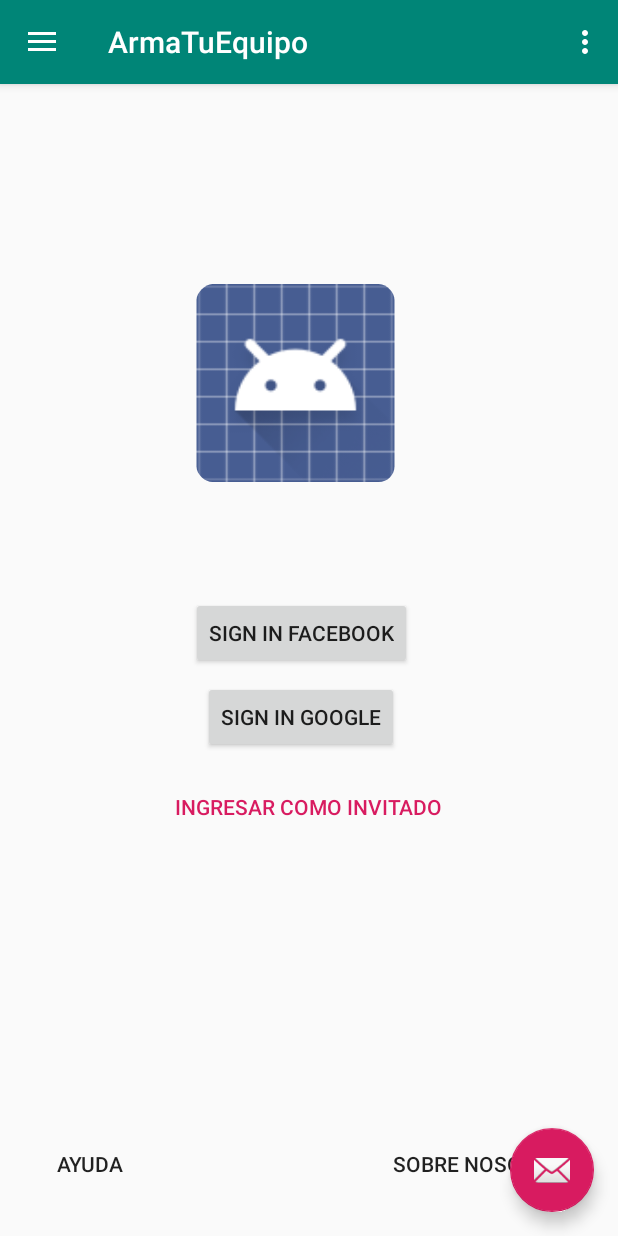
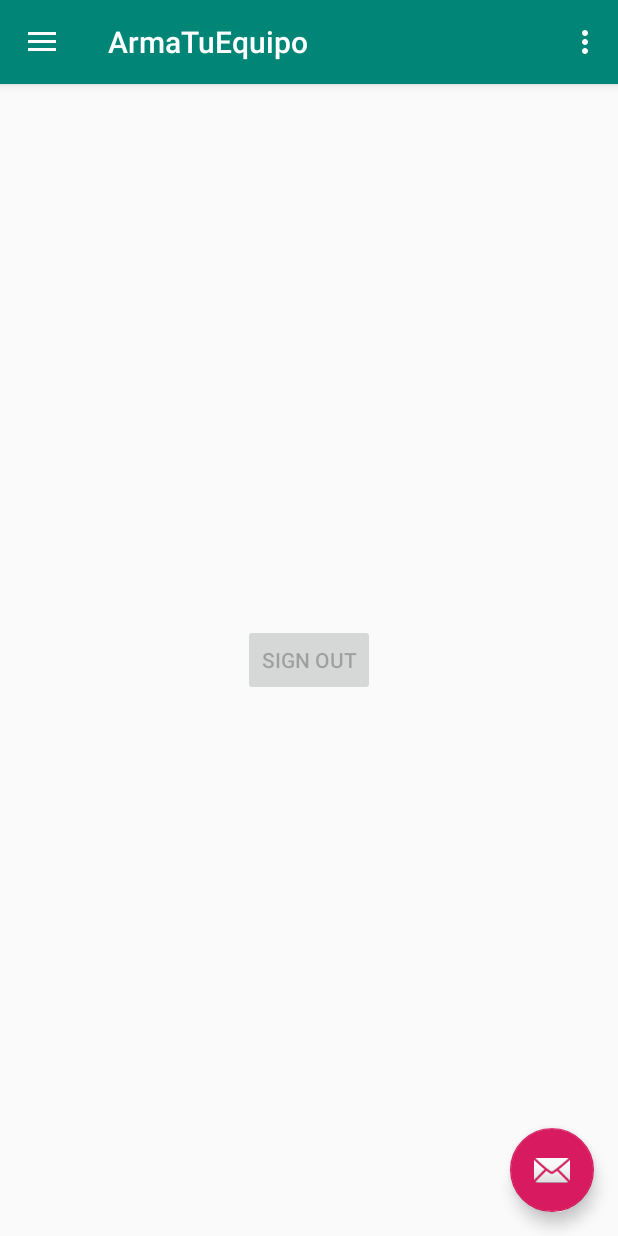
Before and after one commit to dvillarreal1234/ArmaTuEquipo, an Android app: the screen it shows after launch (MainActivity), on a phone screen of 412 x 824 dp. Run offline under Robolectric (Android 15) with nearby library versions, the phone set to English and light mode, and no system bars; our stand-ins replace Firebase (no records; nobody signed in at launch, a user with empty details on screens opened directly); libraries missing offline, so code that uses them is left out: com.facebook, com.facebook.appevents, com.firebase.ui; 2 statements that could not run were skipped.

Commit message:
Hice la autenticación con 4 formas diferentes...la primera con cualquier correo, lo bueno que autentica si es verdadero o no el correo con la contraseña; la segunda con el telefono, te manda un SMS pero no se porque no se manda (hay que ver porque pasa eso si queremos esa forma); la tercera es por Facebook pero no anda, tengo que arreglarlo..en estos dias lo voy hacer; y la última es por una cuenta de Google, que esta anda correcta. Modifique el build.gradle, agregué un archivo en app llamado google-services.json...este se agrega para realizar la autenticación con Firebase, modifiqué el AndroidManifest.xml, también el content_main.xml ubicado en res/layout/ y los archivos strings.xml y styles.xml de res/values/

```diff
--- a/app/src/main/AndroidManifest.xml
+++ b/app/src/main/AndroidManifest.xml
@@ -1,6 +1,8 @@
 <?xml version="1.0" encoding="utf-8"?>
 <manifest xmlns:android="http://schemas.android.com/apk/res/android"
     package="com.ulp.villa.armatuequipo">
+
+    <uses-permission android:name="android.permission.INTERNET"/>
 
     <application
         android:allowBackup="true"
--- a/app/src/main/java/com/ulp/villa/armatuequipo/MainActivity.java
+++ b/app/src/main/java/com/ulp/villa/armatuequipo/MainActivity.java
@@ -1,18 +1,33 @@
 package com.ulp.villa.armatuequipo;
 
+import android.content.Intent;
 import android.os.Bundle;
 
+import com.firebase.ui.auth.AuthUI;
+import com.firebase.ui.auth.IdpResponse;
+import com.google.android.gms.auth.api.signin.GoogleSignInOptions;
+import com.google.android.gms.tasks.OnCompleteListener;
+import com.google.android.gms.tasks.OnFailureListener;
+import com.google.android.gms.tasks.Task;
 import com.google.android.material.floatingactionbutton.FloatingActionButton;
 import com.google.android.material.snackbar.Snackbar;
 
 import android.view.View;
 
+import androidx.annotation.NonNull;
+import androidx.annotation.Nullable;
 import androidx.core.view.GravityCompat;
 import androidx.appcompat.app.ActionBarDrawerToggle;
 
 import android.view.MenuItem;
 
 import com.google.android.material.navigation.NavigationView;
+import com.google.firebase.auth.FirebaseAuth;
+import com.google.firebase.auth.FirebaseUser;
+
+import com.facebook.FacebookSdk;
+import com.facebook.appevents.AppEventsLogger;
+
 
 import androidx.drawerlayout.widget.DrawerLayout;
 
@@ -23,8 +38,14 @@ import android.view.Menu;
 import android.widget.Button;
 import android.widget.Toast;
 
-public class MainActivity extends AppCompatActivity
-        implements NavigationView.OnNavigationItemSelectedListener {
+import java.util.Arrays;
+import java.util.List;
+
+public class MainActivity extends AppCompatActivity implements NavigationView.OnNavigationItemSelectedListener {
+
+    private static final int MY_REQUEST_CODE = 7117;// Any number you want
+    List<AuthUI.IdpConfig> providers;
+    Button btn_sign_out;
 
     @Override
     protected void onCreate(Bundle savedInstanceState) {
@@ -48,46 +69,49 @@ public class MainActivity extends AppCompatActivity
         toggle.syncState();
         navigationView.setNavigationItemSelectedListener(this);
 
-        Button btnFace = (Button) findViewById(R.id.btnFacebook);
-        Button btnGoogle = (Button) findViewById(R.id.btnGoogle);
-        Button btnAyuda = (Button) findViewById(R.id.btnAyuda);
-        Button btnSobreNos = (Button) findViewById(R.id.btnSobreNosotros);
-        Button btnInvitado = (Button) findViewById(R.id.btnInvitado);
 
-        btnFace.setOnClickListener(new View.OnClickListener() {
+        btn_sign_out = (Button) findViewById(R.id.btn_sign_out);
+        btn_sign_out.setOnClickListener(new View.OnClickListener() {
             @Override
             public void onClick(View view) {
-                Toast.makeText(getApplicationContext(),"Login con Face", Toast.LENGTH_SHORT).show();
+                //Logout
+                AuthUI.getInstance()
+                        .signOut(MainActivity.this)
+                        .addOnCompleteListener(new OnCompleteListener<Void>() {
+                            @Override
+                            public void onComplete(@NonNull Task<Void> task) {
+                                btn_sign_out.setEnabled(false);
+                                showSignInOptions();
+                            }
+                        }).addOnFailureListener(new OnFailureListener() {
+                    @Override
+                    public void onFailure(@NonNull Exception e) {
+                        Toast.makeText(MainActivity.this,""+e.getMessage(), Toast.LENGTH_SHORT).show();
+                    }
+                });
             }
         });
 
-        btnGoogle.setOnClickListener(new View.OnClickListener() {
-            @Override
-            public void onClick(View view) {
-                Toast.makeText(getApplicationContext(),"Login con Google", Toast.LENGTH_SHORT).show();
-            }
-        });
 
-        btnAyuda.setOnClickListener(new View.OnClickListener() {
-            @Override
-            public void onClick(View view) {
-                Toast.makeText(getApplicationContext(),"Aiuda", Toast.LENGTH_SHORT).show();
-            }
-        });
+        //Init provider
+        providers = Arrays.asList(
+                new AuthUI.IdpConfig.EmailBuilder().build(), //Email Builder
+                new AuthUI.IdpConfig.PhoneBuilder().build(), //Phone Builder
+                new AuthUI.IdpConfig.FacebookBuilder().build(), //Facebook Builder
+                new AuthUI.IdpConfig.GoogleBuilder().build() //Google Builder
+        );
 
-        btnSobreNos.setOnClickListener(new View.OnClickListener() {
-            @Override
-            public void onClick(View view) {
-                Toast.makeText(getApplicationContext(),"Sobre nosotros", Toast.LENGTH_SHORT).show();
-            }
-        });
+        showSignInOptions();
 
-        btnInvitado.setOnClickListener(new View.OnClickListener() {
-            @Override
-            public void onClick(View view) {
-                Toast.makeText(getApplicationContext(),"Ingresar como invitado", Toast.LENGTH_SHORT).show();
-            }
-        });
+    }
+
+    private void showSignInOptions() {
+        startActivityForResult(
+                AuthUI.getInstance().createSignInIntentBuilder()
+                .setAvailableProviders(providers)
+                .setTheme(R.style.MyTheme)
+                .build(),MY_REQUEST_CODE
+        );
     }
 
     @Override
@@ -146,4 +170,26 @@ public class MainActivity extends AppCompatActivity
         drawer.closeDrawer(GravityCompat.START);
         return true;
     }
+
+    @Override
+    protected void onActivityResult(int requestCode, int resultCode, @Nullable Intent data) {
+        super.onActivityResult(requestCode, resultCode, data);
+        if(requestCode == MY_REQUEST_CODE)
+        {
+            IdpResponse response = IdpResponse.fromResultIntent(data);
+            if(resultCode == RESULT_OK)
+            {
+                //Get User
+                FirebaseUser user = FirebaseAuth.getInstance().getCurrentUser();
+                //Show email on Toast
+                Toast.makeText(this,""+user.getEmail(), Toast.LENGTH_SHORT).show();
+                //Set Button signout
+                btn_sign_out.setEnabled(true);
+            }
+            else
+            {
+                Toast.makeText(this,""+response.getError().getMessage(), Toast.LENGTH_SHORT).show();
+            }
+        }
+    }
 }
--- a/app/src/main/res/layout/content_main.xml
+++ b/app/src/main/res/layout/content_main.xml
@@ -1,100 +1,20 @@
 <?xml version="1.0" encoding="utf-8"?>
-<androidx.constraintlayout.widget.ConstraintLayout xmlns:android="http://schemas.android.com/apk/res/android"
+<RelativeLayout xmlns:android="http://schemas.android.com/apk/res/android"
     xmlns:app="http://schemas.android.com/apk/res-auto"
     xmlns:tools="http://schemas.android.com/tools"
     android:layout_width="match_parent"
     android:layout_height="match_parent"
     app:layout_behavior="@string/appbar_scrolling_view_behavior"
     tools:context=".MainActivity"
-    tools:layout_editor_absoluteY="56dp"
     tools:showIn="@layout/app_bar_main">
-
-    <ImageView
-        android:id="@+id/imageView2"
-        android:layout_width="139dp"
-        android:layout_height="132dp"
-        android:layout_marginTop="8dp"
-        android:layout_marginBottom="8dp"
-        app:layout_constraintBottom_toTopOf="@+id/guideline"
-        app:layout_constraintEnd_toEndOf="parent"
-        app:layout_constraintHorizontal_bias="0.466"
-        app:layout_constraintStart_toStartOf="parent"
-        app:layout_constraintTop_toTopOf="parent"
-        app:srcCompat="@android:drawable/sym_def_app_icon" />
-
-    <androidx.constraintlayout.widget.Guideline
-        android:id="@+id/guideline"
-        android:layout_width="wrap_content"
-        android:layout_height="wrap_content"
-        android:orientation="horizontal"
-        app:layout_constraintGuide_percent="0.5185185" />
 
 
     <Button
-        android:id="@+id/btnFacebook"
+        android:id="@+id/btn_sign_out"
+        android:layout_centerInParent="true"
+        android:enabled="false"
         android:layout_width="wrap_content"
         android:layout_height="wrap_content"
-        android:layout_marginBottom="8dp"
-        android:text="Sign in Facebook"
-        app:layout_constraintBottom_toTopOf="@+id/guideline"
-        app:layout_constraintEnd_toEndOf="parent"
-        app:layout_constraintHorizontal_bias="0.482"
-        app:layout_constraintStart_toStartOf="parent" />
+        android:text="Sign Out" />
 
-    <Button
-        android:id="@+id/btnGoogle"
-        android:layout_width="wrap_content"
-        android:layout_height="wrap_content"
-        android:layout_marginTop="8dp"
-        android:text="Sign In Google"
-        app:layout_constraintEnd_toEndOf="parent"
-        app:layout_constraintHorizontal_bias="0.482"
-        app:layout_constraintStart_toStartOf="parent"
-        app:layout_constraintTop_toBottomOf="@+id/btnFacebook" />
-
-    <Button
-        android:id="@+id/btnInvitado"
-        style="@style/Widget.AppCompat.Button.Borderless.Colored"
-        android:layout_width="wrap_content"
-        android:layout_height="wrap_content"
-        android:layout_marginTop="60dp"
-        android:text="Ingresar como Invitado"
-        app:layout_constraintEnd_toEndOf="parent"
-        app:layout_constraintHorizontal_bias="0.498"
-        app:layout_constraintStart_toStartOf="parent"
-        app:layout_constraintTop_toTopOf="@+id/btnGoogle" />
-
-    <androidx.constraintlayout.widget.Guideline
-        android:id="@+id/guideline2"
-        android:layout_width="wrap_content"
-        android:layout_height="wrap_content"
-        android:backgroundTint="#00000000"
-        android:orientation="horizontal"
-        android:visibility="visible"
-        app:layout_constraintGuide_percent="0.87" />
-
-    <Button
-        android:id="@+id/btnAyuda"
-        style="@style/Widget.AppCompat.Button.Borderless"
-        android:layout_width="wrap_content"
-        android:layout_height="wrap_content"
-        android:layout_marginEnd="8dp"
-        android:layout_marginBottom="24dp"
-        android:text="Ayuda"
-        app:layout_constraintBottom_toBottomOf="parent"
-        app:layout_constraintEnd_toStartOf="@+id/btnSobreNosotros"
-        app:layout_constraintHorizontal_bias="0.103"
-        app:layout_constraintStart_toStartOf="parent" />
-
-    <Button
-        android:id="@+id/btnSobreNosotros"
-        style="@style/Widget.AppCompat.Button.Borderless"
-        android:layout_width="wrap_content"
-        android:layout_height="wrap_content"
-        android:layout_marginEnd="16dp"
-        android:layout_marginBottom="24dp"
-        android:text="Sobre Nosotros"
-        app:layout_constraintBottom_toBottomOf="parent"
-        app:layout_constraintEnd_toEndOf="parent" />
-
-</androidx.constraintlayout.widget.ConstraintLayout>
+</RelativeLayout>
--- a/app/src/main/res/values/strings.xml
+++ b/app/src/main/res/values/strings.xml
@@ -7,6 +7,9 @@
     <string name="nav_header_desc">Navigation header</string>
     <string name="action_settings">Settings</string>
 
+    <string name="facebook_application_id" translatable="false">602208323641286</string>
+    <string name="facebook_login_protocol_schema" translatable="false">fb602208323641286</string>
+
     <string name="menu_home">Home</string>
     <string name="menu_gallery">Gallery</string>
     <string name="menu_slideshow">Slideshow</string>
--- a/app/src/main/res/values/styles.xml
+++ b/app/src/main/res/values/styles.xml
@@ -1,12 +1,17 @@
 <resources>
 
     <!-- Base application theme. -->
-    <style name="AppTheme" parent="Theme.AppCompat.Light.DarkActionBar">
+    <style name="AppTheme" parent="Theme.AppCompat.Light.NoActionBar">
         <!-- Customize your theme here. -->
         <item name="colorPrimary">@color/colorPrimary</item>
         <item name="colorPrimaryDark">@color/colorPrimaryDark</item>
         <item name="colorAccent">@color/colorAccent</item>
     </style>
+
+    <style name="MyTheme" parent="AppTheme">
+        <item name="android:windowBackground">@android:color/white</item>
+    </style>
+
 
     <style name="AppTheme.NoActionBar">
         <item name="windowActionBar">false</item>
--- a/build.gradle
+++ b/build.gradle
@@ -8,6 +8,7 @@ buildscript {
     }
     dependencies {
         classpath 'com.android.tools.build:gradle:3.4.2'
+        classpath 'com.google.gms:google-services:4.2.0'
 
         // NOTE: Do not place your application dependencies here; they belong
         // in the individual module build.gradle files
@@ -18,7 +19,7 @@ allprojects {
     repositories {
         google()
         jcenter()
-
+        mavenCentral()
     }
 }
 
```
Also changed, not shown: app/build.gradle (+7 -0 lines), 1 other file.
